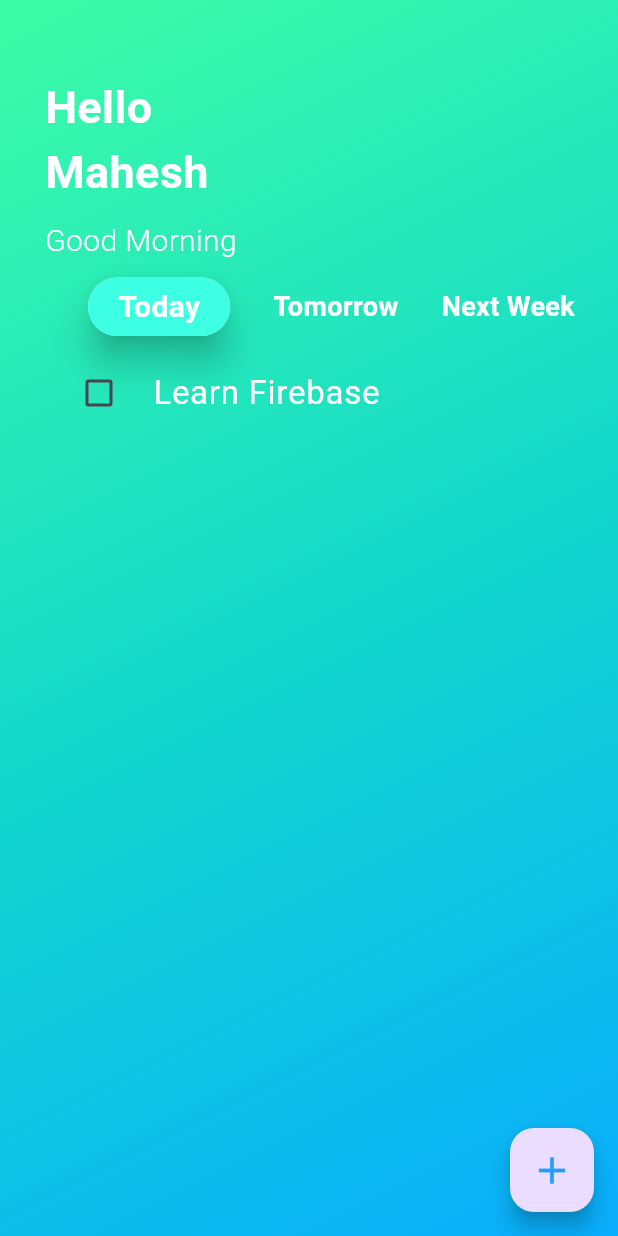
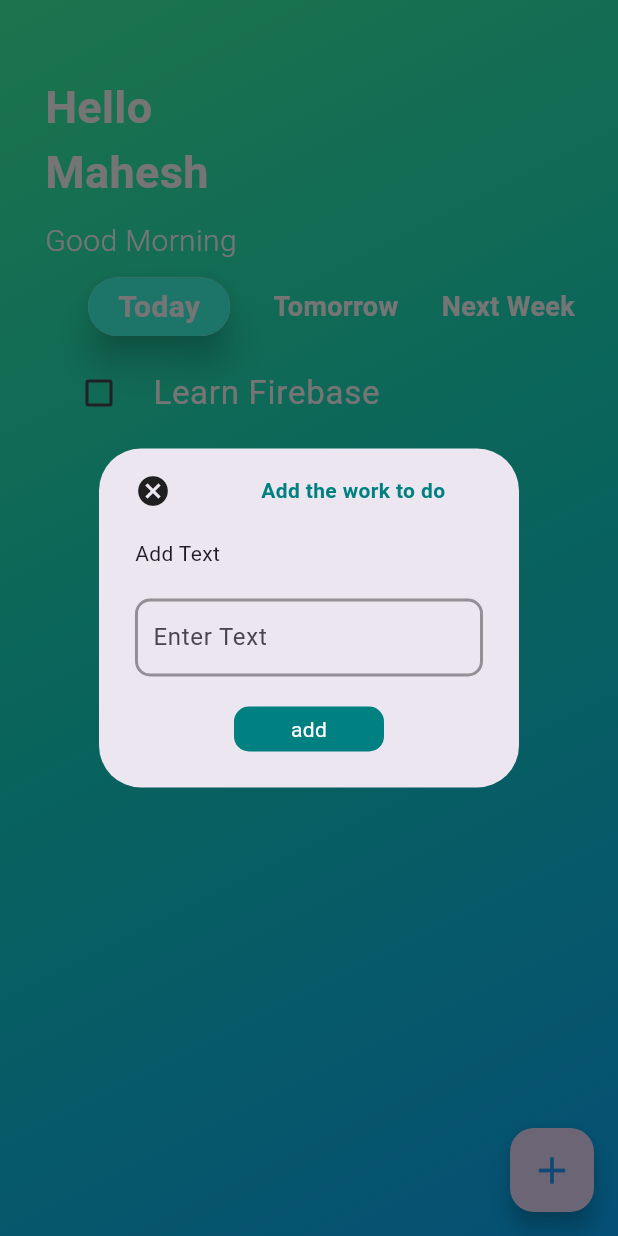
Before and after one commit to Mahesh-xr/Epic-Todo-List-With-Firebase, a Flutter app: the screen it shows after launch, after a tap on the "add" icon, on a phone screen of 412 x 824 dp. Run offline on Flutter 3.47's test engine with Material 3 defaults, Android fonts, the phone set to English and light mode, and no system bars; our stand-ins replace firebase_core; accounts and stored records are empty.

```diff
--- a/todo_app/lib/main.dart
+++ b/todo_app/lib/main.dart
@@ -1,7 +1,13 @@
 import 'package:flutter/material.dart';
+import 'package:todo_app/firebase_options.dart';
 import 'package:todo_app/pages/Home.dart';
+import 'package:firebase_core/firebase_core.dart';
 
-void main() {
+void main() async {
+  WidgetsFlutterBinding.ensureInitialized();
+    await Firebase.initializeApp(
+    options: DefaultFirebaseOptions.currentPlatform,
+);
   runApp(const MyApp());
 }
 
--- a/todo_app/lib/pages/Home.dart
+++ b/todo_app/lib/pages/Home.dart
@@ -8,11 +8,17 @@ class Home extends StatefulWidget {
 }
 
 class _HomeState extends State<Home> {
-  bool today = true, tomorrow = false, nextweek = false, suggest=false;
+  bool today = true, tomorrow = false, nextweek = false, suggest = false;
+  TextEditingController textController = new TextEditingController();
   @override
   Widget build(BuildContext context) {
     return Scaffold(
-      floatingActionButton: FloatingActionButton(onPressed: (){},child: Icon(Icons.add, color: Color(0xFF249fff),size: 30.0,),),
+      floatingActionButton: FloatingActionButton(
+        onPressed: () {
+          openBox(context);
+        },
+        child: Icon(Icons.add, color: Color(0xFF249fff), size: 30.0),
+      ),
       body: Container(
         padding: EdgeInsets.only(top: 50, left: 30),
         height: MediaQuery.of(context).size.height,
@@ -171,26 +177,100 @@ class _HomeState extends State<Home> {
                     ),
               ],
             ),
-            SizedBox(height: 10,),
+            SizedBox(height: 10),
             CheckboxListTile(
-              value: suggest, onChanged: (newValue){
-
-                  setState(() {
-                    suggest = newValue!;
-                  });
+              value: suggest,
+              onChanged: (newValue) {
+                setState(() {
+                  suggest = newValue!;
+                });
               },
-               controlAffinity: ListTileControlAffinity.leading,
-                activeColor: Color(0xFF279cfb),
-                title: Text("Learn Firebase", style: TextStyle(
+              controlAffinity: ListTileControlAffinity.leading,
+              activeColor: Color(0xFF279cfb),
+              title: Text(
+                "Learn Firebase",
+                style: TextStyle(
                   color: Colors.white,
                   fontSize: 22,
-                  fontWeight: FontWeight.w400
-
-                ),),
-                )
+                  fontWeight: FontWeight.w400,
+                ),
+              ),
+            ),
           ],
         ),
       ),
     );
   }
+  Future openBox(dynamic context) => showDialog(
+  context: context,
+  builder:
+      (context) => AlertDialog(
+        content: SingleChildScrollView(
+          child: Container(
+            child: Column(
+              crossAxisAlignment: CrossAxisAlignment.start,
+              children: [
+                Row(
+                  children: [
+                    GestureDetector(
+                      onTap: () {
+                        Navigator.pop(context);
+                      },
+                      child: Icon(Icons.cancel),
+                    ),
+                    SizedBox(width: 60.0,),
+                Text("Add the work to do",style: TextStyle(
+                  color: Color(0xff008080),
+                  fontWeight: FontWeight.bold
+                ),)
+                  ],
+                ),
+                SizedBox(height: 20,),
+                Text("Add Text"),
+                SizedBox(height: 20.0,),
+                Container(
+                  padding: EdgeInsets.symmetric( horizontal: 10.0),
+                  decoration: BoxDecoration(
+                    border: Border.all(
+                      color: Colors.black38,
+                      width: 2.0,
+                    ),borderRadius: BorderRadius.circular(10)
+                  ),
+                  child: TextField(
+                    controller: textController,
+                    decoration: InputDecoration(
+                      border: InputBorder.none,
+                      hintText: "Enter Text"
+                    ),
+                  ),
+                ),
+
+                SizedBox(height: 20,),
+                Center(
+                  child: Container(
+                    width: 100,
+                    padding: EdgeInsets.all(5),
+                    decoration: BoxDecoration(
+                      color: Color(0xff008080),
+                      borderRadius: BorderRadius.circular(10),
+
+                    ),
+                    child: Center(
+                      child: Text(
+                        "add",
+                        style: TextStyle(
+                          color: Colors.white,
+
+                        ),
+                      ),
+                    ),
+                  ),
+                )
+              ],
+            ),
+          ),
+        ),
+      ),
+);
+
 }
--- a/todo_app/pubspec.yaml
+++ b/todo_app/pubspec.yaml
@@ -45,6 +45,7 @@ dev_dependencies:
   # package. See that file for information about deactivating specific lint
   # rules and activating additional ones.
   flutter_lints: ^5.0.0
+  firebase_core: ^3.13.1
 
 # For information on the generic Dart part of this file, see the
 # following page: https://dart.dev/tools/pub/pubspec
```
Also changed, not shown: todo_app/firebase.json (added), todo_app/lib/firebase_options.dart (added), todo_app/pubspec.lock, 6 other files.
